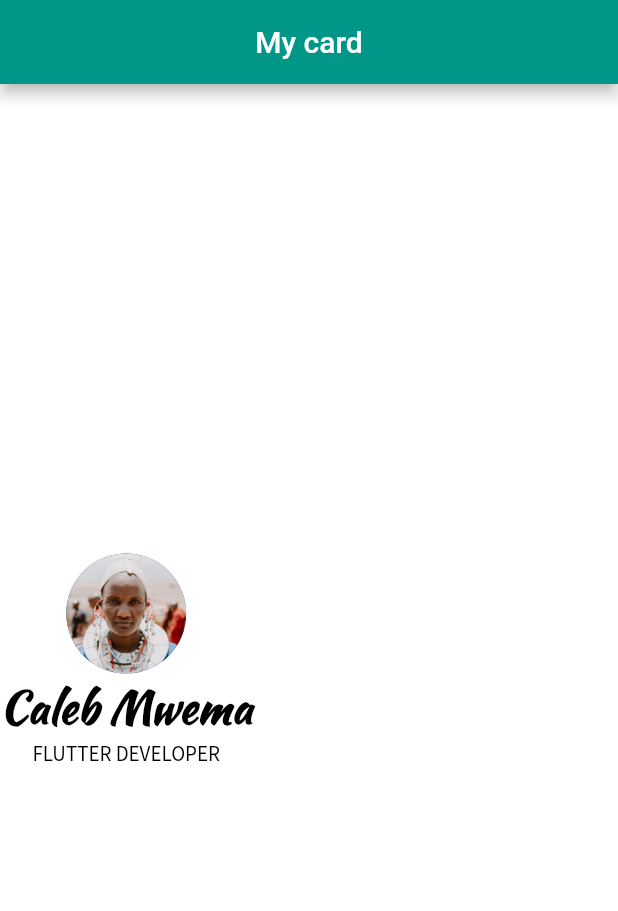
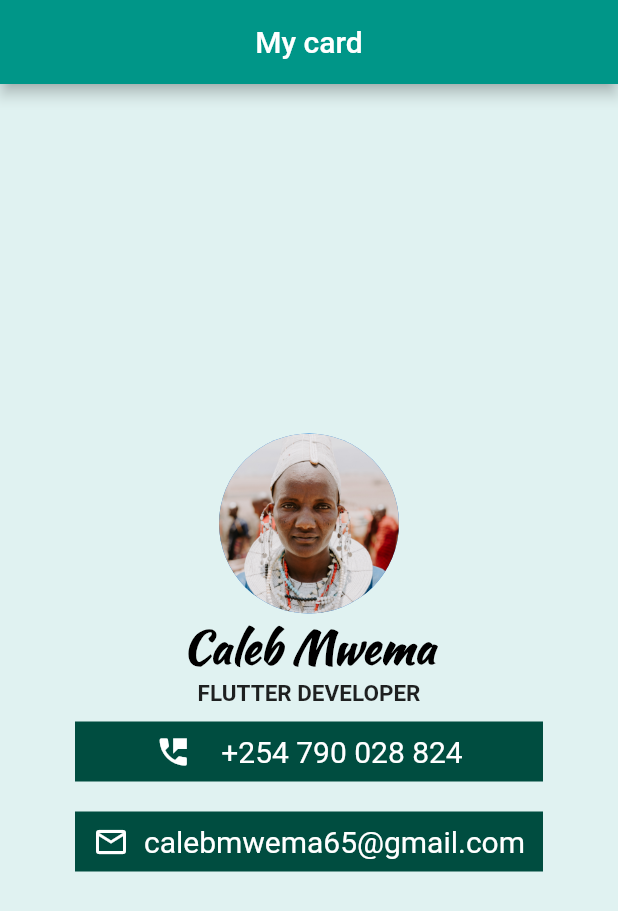
Before and after one commit to cmwema/micard, a Flutter app: the screen it shows after launch, on a phone screen of 412 x 824 dp. Shown: the top 911 px of the screen. Run offline on Flutter 3.47's test engine with Material 2 defaults, Android fonts, the phone set to English and light mode, and no system bars; Roboto replaces fonts that are missing (Source Sans Pro).

Commit message:
created phone and email containers

```diff
--- a/lib/main.dart
+++ b/lib/main.dart
@@ -11,6 +11,7 @@ class MyApp extends StatelessWidget {
   @override
   Widget build(BuildContext context) {
     return MaterialApp(
+      theme: ThemeData(),
       debugShowCheckedModeBanner: false,
       home: Scaffold(
         appBar: AppBar(
@@ -23,12 +24,12 @@ class MyApp extends StatelessWidget {
           child: Column(
             crossAxisAlignment: CrossAxisAlignment.center,
             mainAxisAlignment: MainAxisAlignment.center,
-            children: const [
-              CircleAvatar(
-                radius: 40.0,
+            children: [
+              const CircleAvatar(
+                radius: 60.0,
                 foregroundImage: AssetImage('images/profile.jpg'),
               ),
-              Text(
+              const Text(
                 'Caleb Mwema',
                 style: TextStyle(
                   color: Colors.black,
@@ -37,17 +38,71 @@ class MyApp extends StatelessWidget {
                   fontWeight: FontWeight.bold,
                 ),
               ),
-              Text(
+              const Text(
                 'FLUTTER DEVELOPER',
                 style: TextStyle(
-                  color: Colors.black,
-                  fontFamily: 'SourceSansPro',
+                  color: Colors.black87,
+                  fontFamily: 'Source Sans Pro',
+                  fontSize: 15.0,
+                  fontWeight: FontWeight.bold,
                 ),
               ),
+              Container(
+                color: Colors.teal.shade900,
+                margin: const EdgeInsets.symmetric(
+                    vertical: 10.0, horizontal: 50.0),
+                padding: const EdgeInsets.all(8.0),
+                child: Row(
+                  mainAxisAlignment: MainAxisAlignment.center,
+                  children: const [
+                    Icon(
+                      Icons.perm_phone_msg,
+                      color: Colors.white,
+                    ),
+                    SizedBox(
+                      width: 20.0,
+                    ),
+                    Text(
+                      '+254 790 028 824',
+                      style: TextStyle(
+                        color: Colors.white,
+                        fontFamily: 'Source Sans Pro',
+                        fontSize: 20.0,
+                      ),
+                    ),
+                  ],
+                ),
+              ),
+              Container(
+                color: Colors.teal.shade900,
+                margin: const EdgeInsets.symmetric(
+                    vertical: 10.0, horizontal: 50.0),
+                padding: const EdgeInsets.all(8.0),
+                child: Row(
+                  mainAxisAlignment: MainAxisAlignment.center,
+                  children: const [
+                    Icon(
+                      Icons.email_outlined,
+                      color: Colors.white,
+                    ),
+                    SizedBox(
+                      width: 10.0,
+                    ),
+                    Text(
+                      'calebmwema65@gmail.com',
+                      style: TextStyle(
+                        color: Colors.white,
+                        fontFamily: 'Source Sans Pro',
+                        fontSize: 20.0,
+                      ),
+                    ),
+                  ],
+                ),
+              )
             ],
           ),
         ),
-        backgroundColor: Colors.white,
+        backgroundColor: Colors.teal[50],
       ),
     );
   }
```
